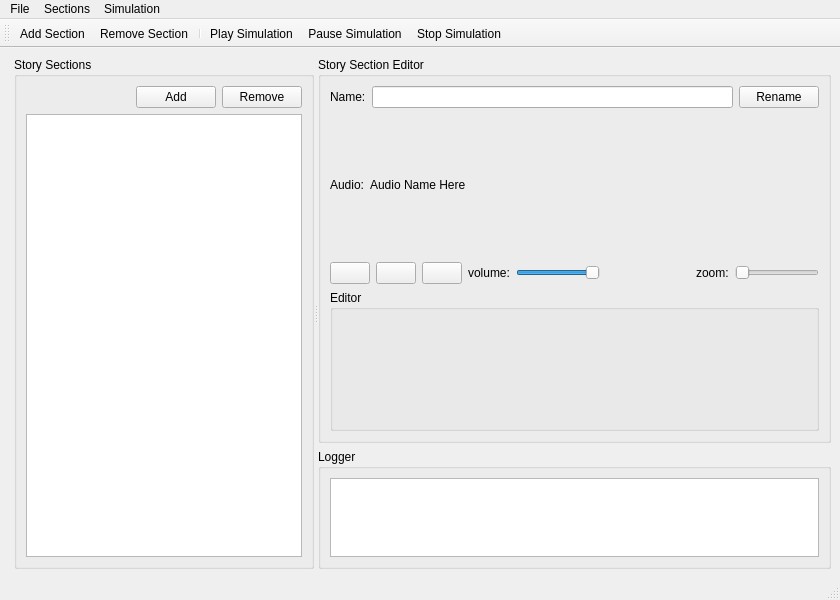
This is Cotorro/diaEditor.ui in hummingflight/cotorro-storytelling-audio-sync-tool as Qt 5 draws it before an edit. The edited form follows.
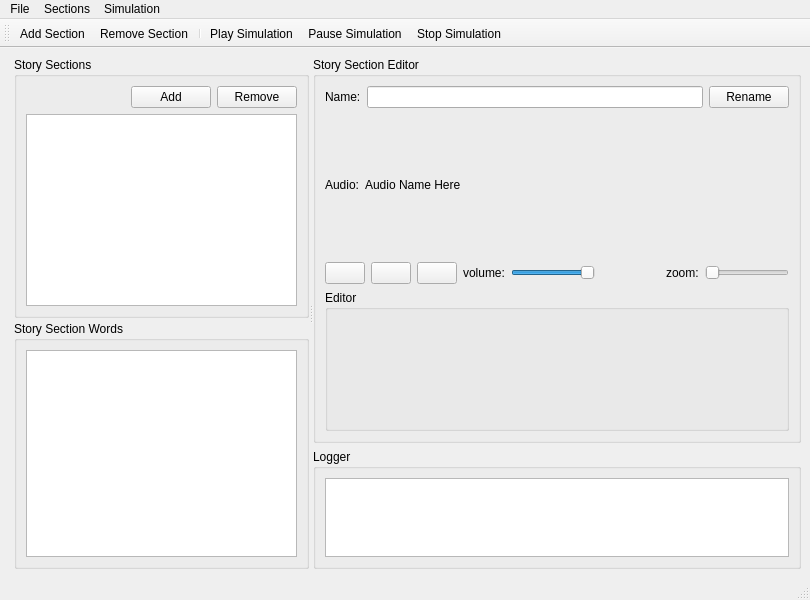
This is the edited form. Icons and pictures are not drawn.

Commit message: update: active word

Diff of the .ui file:
```diff
--- a/Cotorro/diaEditor.ui
+++ b/Cotorro/diaEditor.ui
@@ -6,7 +6,7 @@
    <rect>
     <x>0</x>
     <y>0</y>
-    <width>840</width>
+    <width>810</width>
     <height>600</height>
    </rect>
   </property>
@@ -31,7 +31,7 @@
        <bool>false</bool>
       </property>
       <widget class="QWidget" name="layoutWidget">
-       <layout class="QVBoxLayout" name="layout_storytellingSection" stretch="0">
+       <layout class="QVBoxLayout" name="layout_storytellingSection" stretch="0,0">
         <property name="spacing">
          <number>3</number>
         </property>
@@ -119,6 +119,30 @@
           </layout>
          </widget>
         </item>
+        <item>
+         <widget class="QGroupBox" name="wordBox">
+          <property name="minimumSize">
+           <size>
+            <width>160</width>
+            <height>0</height>
+           </size>
+          </property>
+          <property name="maximumSize">
+           <size>
+            <width>300</width>
+            <height>16777215</height>
+           </size>
+          </property>
+          <property name="title">
+           <string>Story Section Words</string>
+          </property>
+          <layout class="QVBoxLayout" name="verticalLayout_5">
+           <item>
+            <widget class="QListWidget" name="list_storySectionWords"/>
+           </item>
+          </layout>
+         </widget>
+        </item>
        </layout>
       </widget>
       <widget class="QWidget" name="layoutWidget">
@@ -331,8 +355,8 @@
     <rect>
      <x>0</x>
      <y>0</y>
-     <width>840</width>
-     <height>20</height>
+     <width>810</width>
+     <height>22</height>
     </rect>
    </property>
    <widget class="QMenu" name="menuFile">
```
The commit also changes 25 other files.
